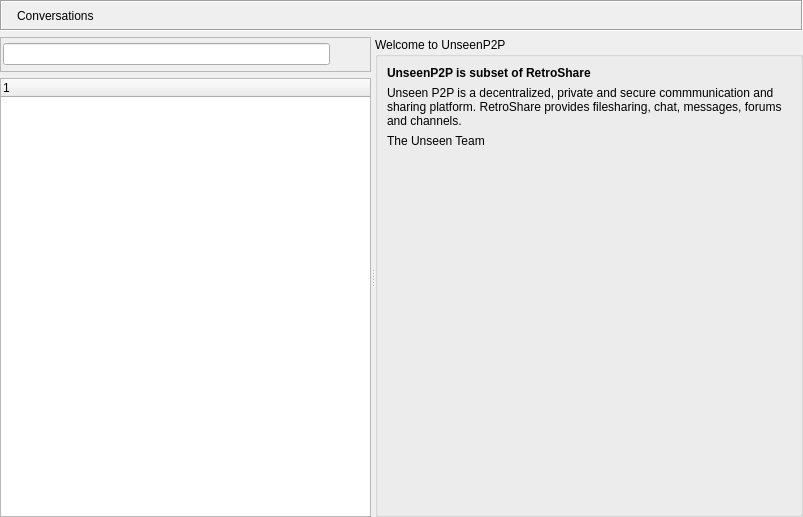
The window that retroshare-gui/src/gui/ChatLobbyWidget.ui (RetroShare/RetroShare) describes before a commit, drawn with Qt 5.
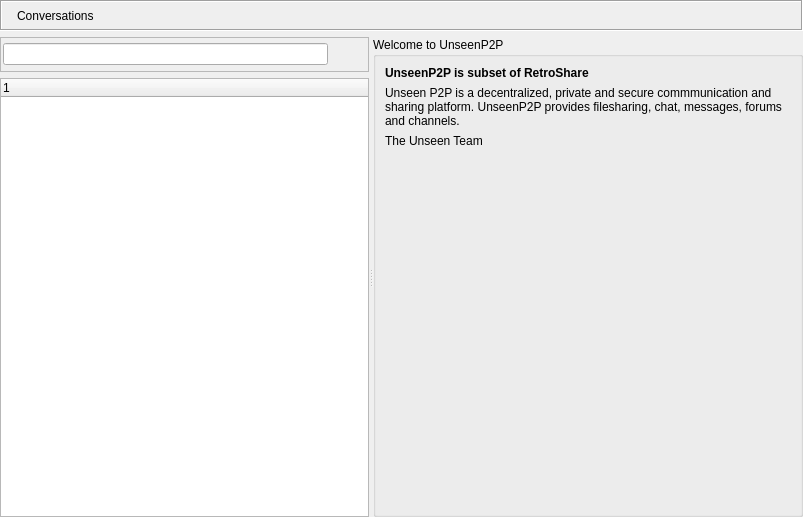
The same window after the commit. Icons and pictures are not drawn. Custom widgets are drawn as their Qt base class.

```diff
--- a/retroshare-gui/src/gui/ChatLobbyWidget.ui
+++ b/retroshare-gui/src/gui/ChatLobbyWidget.ui
@@ -265,7 +265,7 @@
               <string notr="true"/>
              </property>
              <property name="text">
-              <string notr="true">Unseen P2P is a decentralized, private and secure commmunication and sharing platform. RetroShare provides filesharing, chat, messages, forums and channels.</string>
+              <string notr="true">Unseen P2P is a decentralized, private and secure commmunication and sharing platform. UnseenP2P provides filesharing, chat, messages, forums and channels.</string>
              </property>
              <property name="wordWrap">
               <bool>true</bool>
```
Left out of the diff: 4 changed lines with no effect on the pictures.
